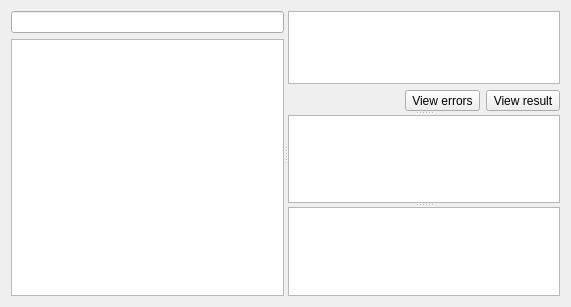
The window that plugins/padtoolsplugin/padwriter.ui (FreeHealth/freehealth) describes before a commit, drawn with Qt 5.
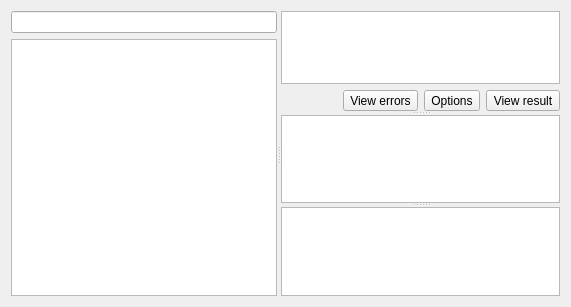
The same window after the commit. Custom widgets are drawn as their Qt base class.

Commit message: prepare some options

Diff of the .ui file:
```diff
--- a/plugins/padtoolsplugin/padwriter.ui
+++ b/plugins/padtoolsplugin/padwriter.ui
@@ -61,7 +61,7 @@
        </property>
        <widget class="QWidget" name="layoutWidget_2">
         <layout class="QGridLayout" name="gridLayout">
-         <item row="1" column="0" colspan="4">
+         <item row="1" column="0" colspan="5">
           <widget class="PadTools::DragDropTextEdit" name="rawSource">
            <property name="toolTip">
             <string>Raw source</string>
@@ -88,13 +88,20 @@
            </property>
           </spacer>
          </item>
-         <item row="2" column="3">
+         <item row="2" column="4">
           <widget class="QToolButton" name="viewResult">
            <property name="text">
             <string>View result</string>
            </property>
           </widget>
          </item>
+         <item row="2" column="3">
+          <widget class="QToolButton" name="optionsButton">
+           <property name="text">
+            <string>Options</string>
+           </property>
+          </widget>
+         </item>
         </layout>
        </widget>
        <widget class="QTextEdit" name="wysiwyg">
```
The commit also changes 3 other files.
